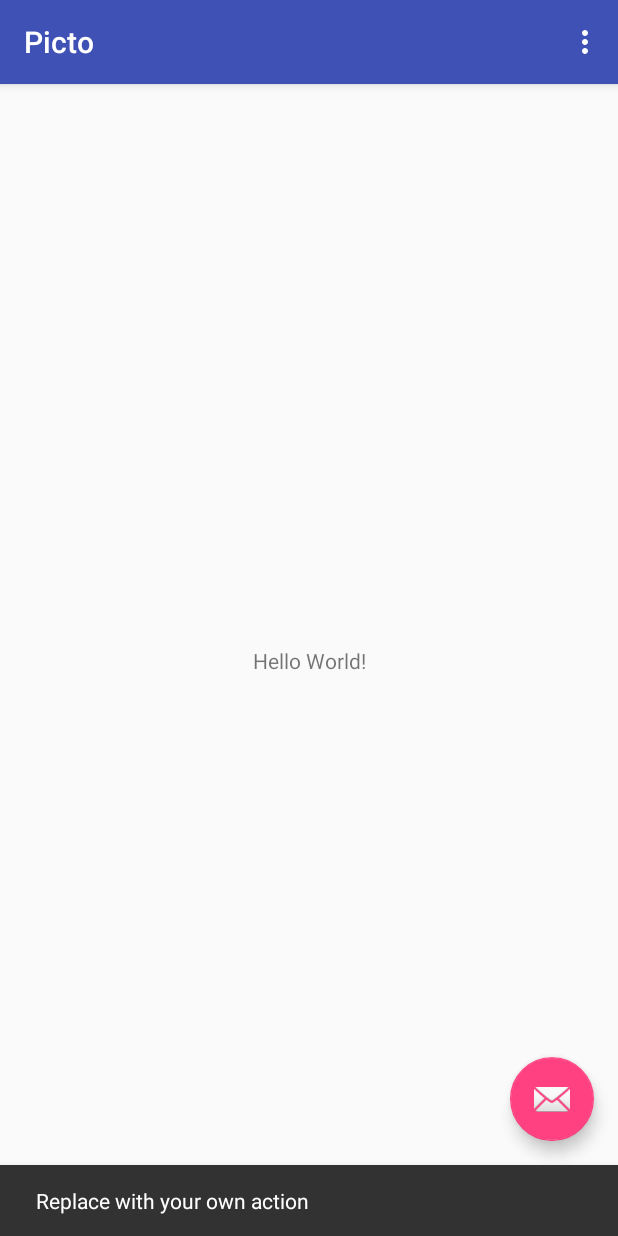
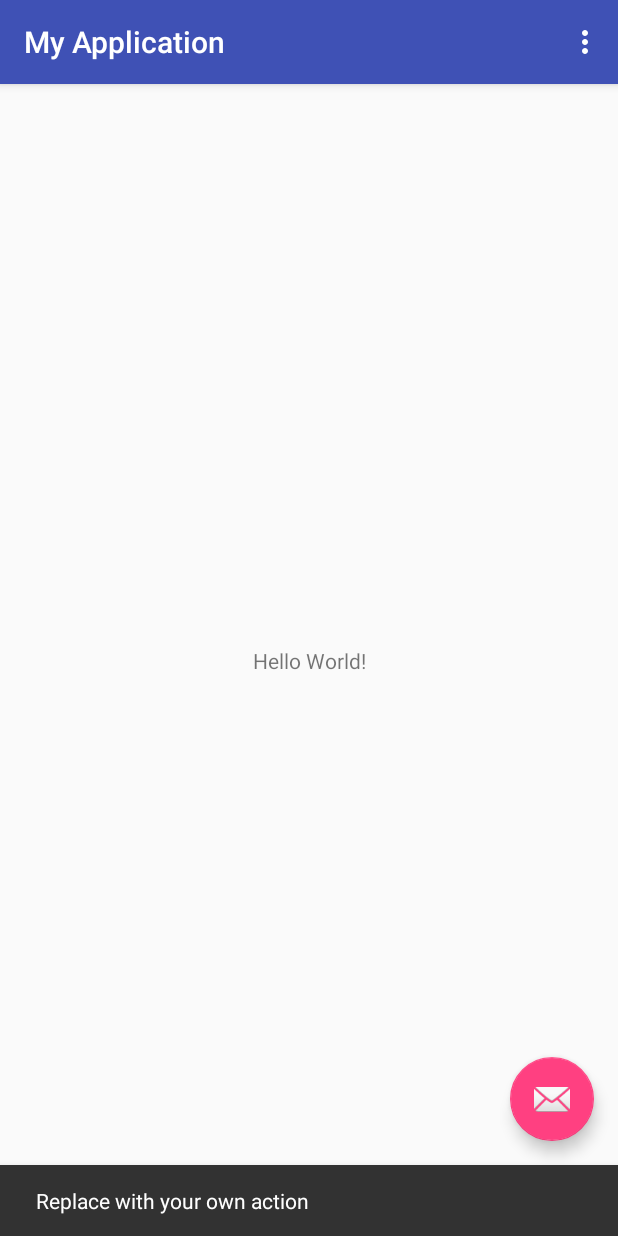
Before and after one commit to asgervasio/picto, an Android app: the screen it shows after launch (MainActivity), after a tap on an icon or button, on a phone screen of 412 x 824 dp. Run offline under Robolectric (Android 15) with nearby library versions, the phone set to English and light mode, and no system bars.

Commit message:
Revert "Rebuilt Project"
This reverts commit e7c4153f300db9f2e6a70cbb2d20b02dcb307047.

```diff
--- a/app/build.gradle
+++ b/app/build.gradle
@@ -3,8 +3,8 @@ apply plugin: 'com.android.application'
 android {
     compileSdkVersion 26
     defaultConfig {
-        applicationId "ycpcs.com.picto"
-        minSdkVersion 21
+        applicationId "com.picto.ycpcs.myapplication"
+        minSdkVersion 14
         targetSdkVersion 26
         versionCode 1
         versionName "1.0"
--- a/app/src/main/AndroidManifest.xml
+++ b/app/src/main/AndroidManifest.xml
@@ -1,6 +1,6 @@
 <?xml version="1.0" encoding="utf-8"?>
 <manifest xmlns:android="http://schemas.android.com/apk/res/android"
-    package="ycpcs.com.picto">
+    package="com.picto.ycpcs.myapplication">
 
     <application
         android:allowBackup="true"
--- a/app/src/main/java/ycpcs/com/picto/MainActivity.java
+++ /dev/null
@@ -1,52 +0,0 @@
-package ycpcs.com.picto;
-
-import android.os.Bundle;
-import android.support.design.widget.FloatingActionButton;
-import android.support.design.widget.Snackbar;
-import android.support.v7.app.AppCompatActivity;
-import android.support.v7.widget.Toolbar;
-import android.view.View;
-import android.view.Menu;
-import android.view.MenuItem;
-
-public class MainActivity extends AppCompatActivity {
-
-    @Override
-    protected void onCreate(Bundle savedInstanceState) {
-        super.onCreate(savedInstanceState);
-        setContentView(R.layout.activity_main);
-        Toolbar toolbar = (Toolbar) findViewById(R.id.toolbar);
-        setSupportActionBar(toolbar);
-
-        FloatingActionButton fab = (FloatingActionButton) findViewById(R.id.fab);
-        fab.setOnClickListener(new View.OnClickListener() {
-            @Override
-            public void onClick(View view) {
-                Snackbar.make(view, "Replace with your own action", Snackbar.LENGTH_LONG)
-                        .setAction("Action", null).show();
-            }
-        });
-    }
-
-    @Override
-    public boolean onCreateOptionsMenu(Menu menu) {
-        // Inflate the menu; this adds items to the action bar if it is present.
-        getMenuInflater().inflate(R.menu.menu_main, menu);
-        return true;
-    }
-
-    @Override
-    public boolean onOptionsItemSelected(MenuItem item) {
-        // Handle action bar item clicks here. The action bar will
-        // automatically handle clicks on the Home/Up button, so long
-        // as you specify a parent activity in AndroidManifest.xml.
-        int id = item.getItemId();
-
-        //noinspection SimplifiableIfStatement
-        if (id == R.id.action_settings) {
-            return true;
-        }
-
-        return super.onOptionsItemSelected(item);
-    }
-}
--- a/app/src/main/res/layout/activity_main.xml
+++ b/app/src/main/res/layout/activity_main.xml
@@ -4,7 +4,7 @@
     xmlns:tools="http://schemas.android.com/tools"
     android:layout_width="match_parent"
     android:layout_height="match_parent"
-    tools:context="ycpcs.com.picto.MainActivity">
+    tools:context="com.picto.ycpcs.myapplication.MainActivity">
 
     <android.support.design.widget.AppBarLayout
         android:layout_width="match_parent"
--- a/app/src/main/res/layout/content_main.xml
+++ b/app/src/main/res/layout/content_main.xml
@@ -5,7 +5,7 @@
     android:layout_width="match_parent"
     android:layout_height="match_parent"
     app:layout_behavior="@string/appbar_scrolling_view_behavior"
-    tools:context="ycpcs.com.picto.MainActivity"
+    tools:context="com.picto.ycpcs.myapplication.MainActivity"
     tools:showIn="@layout/activity_main">
 
     <TextView
--- a/app/src/main/res/menu/menu_main.xml
+++ b/app/src/main/res/menu/menu_main.xml
@@ -1,7 +1,7 @@
 <menu xmlns:android="http://schemas.android.com/apk/res/android"
     xmlns:app="http://schemas.android.com/apk/res-auto"
     xmlns:tools="http://schemas.android.com/tools"
-    tools:context="ycpcs.com.picto.MainActivity">
+    tools:context="com.picto.ycpcs.myapplication.MainActivity">
     <item
         android:id="@+id/action_settings"
         android:orderInCategory="100"
--- a/app/src/main/res/values/strings.xml
+++ b/app/src/main/res/values/strings.xml
@@ -1,4 +1,4 @@
 <resources>
-    <string name="app_name">Picto</string>
+    <string name="app_name">My Application</string>
     <string name="action_settings">Settings</string>
 </resources>
```
Also changed, not shown: gradle/wrapper/gradle-wrapper.properties, 2 other files.
